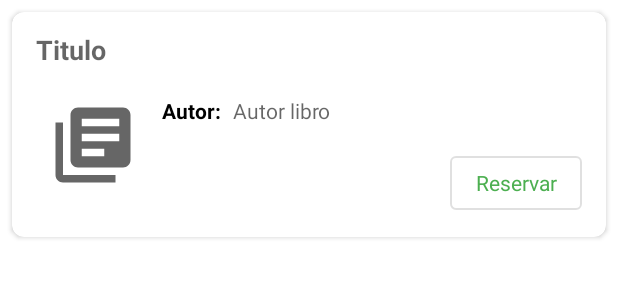
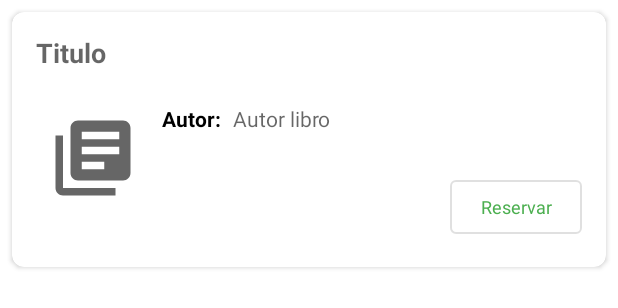
Before and after one commit to Daferd/BibliotecApp, an Android app: the layout libros_item.xml on its own in the app's theme, with its tools: preview values and no code run, on a phone screen of 412 x 824 dp. Shown: the top 308 px of the screen. Run offline under Robolectric (Android 15) with nearby library versions, the phone set to English and light mode, and no system bars.

Commit message:
Implementacion de reservas y visualizacion

```diff
--- a/app/src/main/java/com/daferarevalo/bibliotecapp/server/ReservasUsuarioServer.kt
+++ b/app/src/main/java/com/daferarevalo/bibliotecapp/server/ReservasUsuarioServer.kt
@@ -2,5 +2,6 @@ package com.daferarevalo.bibliotecapp.server
 
 data class ReservasUsuarioServer(
     val titulo: String = "",
-    val autor: String = ""
+    val autor: String = "",
+    val imagen: String
 )
--- a/app/src/main/res/layout/libros_item.xml
+++ b/app/src/main/res/layout/libros_item.xml
@@ -3,7 +3,7 @@
     xmlns:app="http://schemas.android.com/apk/res-auto"
     xmlns:tools="http://schemas.android.com/tools"
     android:layout_width="match_parent"
-    android:layout_height="150dp"
+    android:layout_height="170dp"
     android:layout_margin="8dp"
     android:elevation="16dp"
     app:cardCornerRadius="8dp">
@@ -65,17 +65,19 @@
             tools:ignore="HardcodedText" />
 
         <Button
-            android:id="@+id/prueba_button"
+            android:id="@+id/reservar_button"
+            style="?attr/materialButtonOutlinedStyle"
             android:layout_width="wrap_content"
             android:layout_height="wrap_content"
             android:layout_marginEnd="16dp"
-            style="?attr/materialButtonOutlinedStyle"
+            android:layout_marginBottom="16dp"
+            android:text="@string/reservar"
+            android:textAppearance="@style/TextAppearance.AppCompat.Body1"
+            android:textSize="12sp"
             app:layout_constraintBottom_toBottomOf="parent"
             app:layout_constraintEnd_toEndOf="parent"
-            android:text="@string/reservar"
-            android:textAppearance="@style/TextAppearance.AppCompat.Body1"
             app:layout_constraintTop_toTopOf="parent"
-            app:layout_constraintVertical_bias="0.88" />
+            app:layout_constraintVertical_bias="1.0" />
 
 
     </androidx.constraintlayout.widget.ConstraintLayout>
--- a/app/src/main/res/navigation/mobile_navigation.xml
+++ b/app/src/main/res/navigation/mobile_navigation.xml
@@ -55,7 +55,7 @@
     <fragment
         android:id="@+id/nav_misReservas"
         android:name="com.daferarevalo.bibliotecapp.ui.misReservas.MisReservasFragment"
-        android:label="fragment_mis_reservas"
+        android:label="@string/mis_reservas"
         tools:layout="@layout/fragment_mis_reservas" />
     <fragment
         android:id="@+id/nav_biblioMapa"
```
Also changed, not shown: app/src/main/java/com/daferarevalo/bibliotecapp/ui/inicio/LibrosRVAdapter.kt (+9 -4 lines), app/src/main/java/com/daferarevalo/bibliotecapp/ui/misReservas/MisReservasFragment.kt (+63 -0 lines), app/src/main/res/layout/fragment_mis_reservas.xml (+8 -5 lines).
